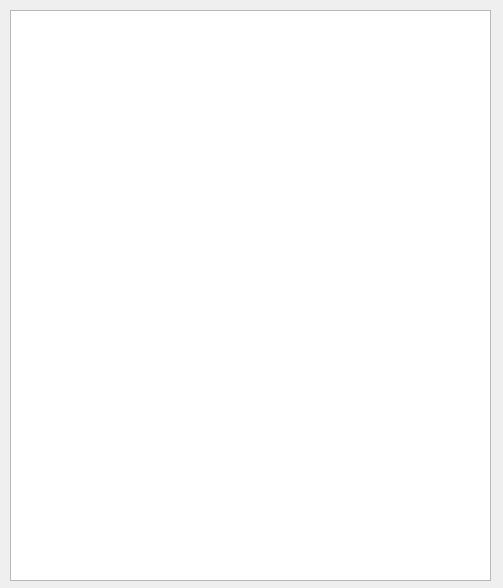
Above: widget.ui from Kacper2048/FlappyBird_Qt before the change. Below: the same form after it.
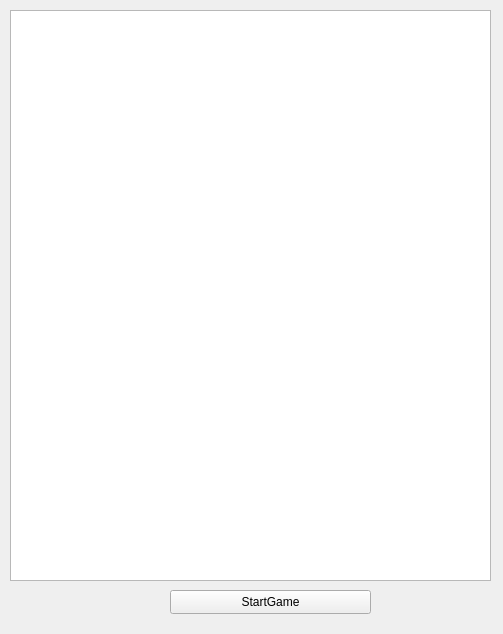
That is the form after the change.

Diff of the .ui file:
```diff
--- a/widget.ui
+++ b/widget.ui
@@ -7,7 +7,7 @@
     <x>0</x>
     <y>0</y>
     <width>503</width>
-    <height>588</height>
+    <height>634</height>
    </rect>
   </property>
   <property name="windowTitle">
@@ -23,6 +23,19 @@
     </rect>
    </property>
   </widget>
+  <widget class="QPushButton" name="startGameButton">
+   <property name="geometry">
+    <rect>
+     <x>170</x>
+     <y>590</y>
+     <width>201</width>
+     <height>24</height>
+    </rect>
+   </property>
+   <property name="text">
+    <string>StartGame</string>
+   </property>
+  </widget>
  </widget>
  <resources/>
  <connections/>
```
